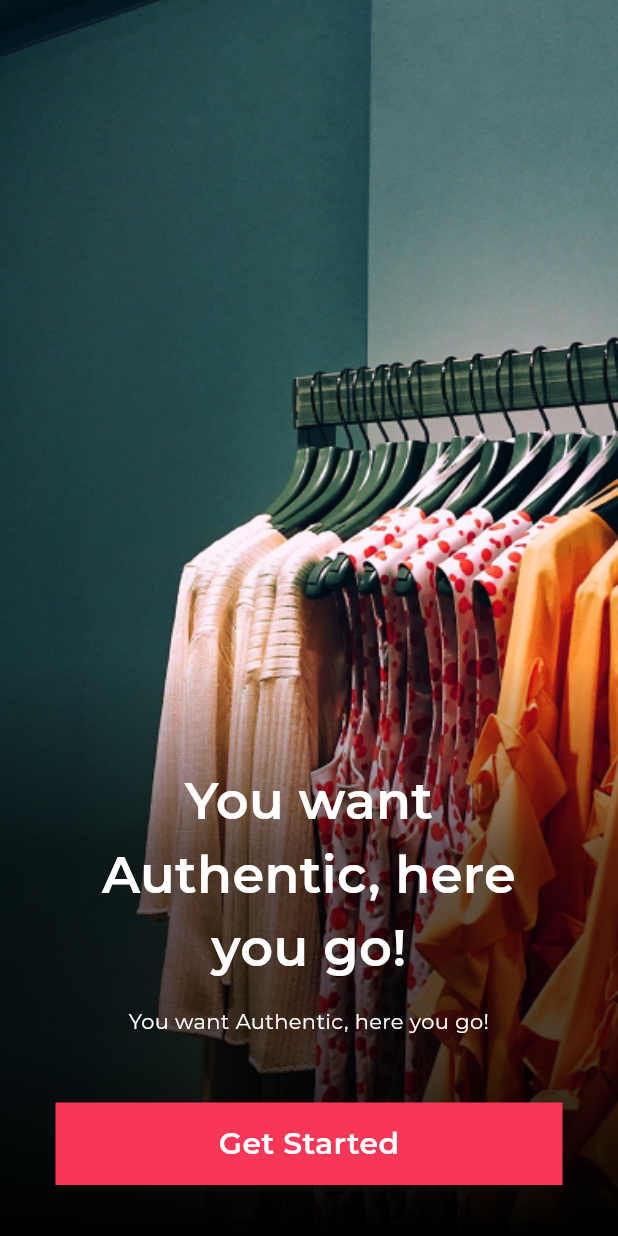
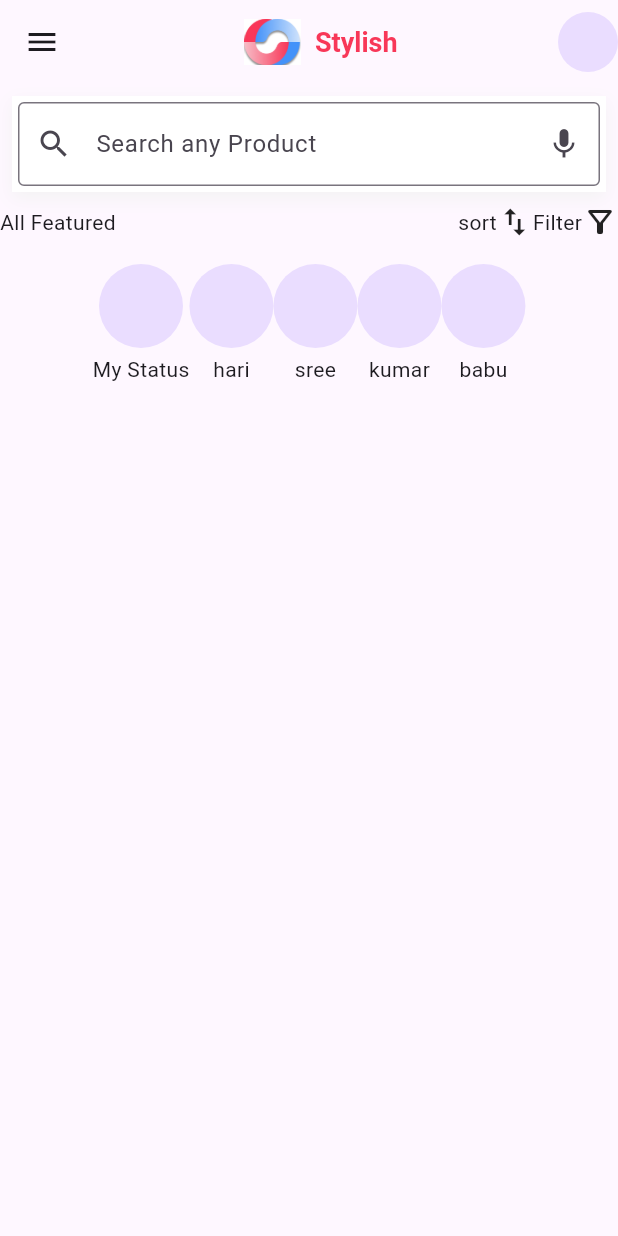
Before and after one commit to ABY4613/ecommerce_application_2, a Flutter app: the GetStartedScreen screen opened directly, after a tap on "Get Started", on a phone screen of 412 x 824 dp. Run offline on Flutter 3.47's test engine with Material 3 defaults, Android fonts, the phone set to English and light mode, and no system bars; our stand-ins replace google_fonts.

Commit message:
getstart_screen

```diff
--- a/lib/utilts/color_constants.dart
+++ b/lib/utilts/color_constants.dart
@@ -13,4 +13,7 @@ class ColorConstants{
 
 
 
+
+
+
 }
--- a/lib/view/getstart_screen/getstart_sceen.dart
+++ b/lib/view/getstart_screen/getstart_sceen.dart
@@ -1,6 +1,7 @@
 import 'package:ecommerce_application_2/utilts/color_constants.dart';
 import 'package:ecommerce_application_2/utilts/image.constants.dart';
 import 'package:ecommerce_application_2/view/global_widget/custom_botton.dart';
+import 'package:ecommerce_application_2/view/home_screen/home_screen.dart';
 import 'package:flutter/material.dart';
 import 'package:google_fonts/google_fonts.dart';
 
@@ -55,7 +56,9 @@ class GetStartedScreen extends StatelessWidget {
                   CustomButton(
                     buttonText: "Get Started",
                     onButtonPressed: () {
-
+                     Navigator.pushReplacement(
+        context, MaterialPageRoute(
+          builder: (context) => HomeScreen(),));
                     },
                   )
                 ],
--- a/lib/view/global_widget/custom_input_field.dart
+++ b/lib/view/global_widget/custom_input_field.dart
@@ -1,3 +1,5 @@
+// ignore_for_file: prefer_const_constructors, prefer_const_literals_to_create_immutables
+
 import 'package:ecommerce_application_2/utilts/color_constants.dart';
 import 'package:flutter/material.dart';
 
@@ -24,3 +26,46 @@ class custom_input_field extends StatelessWidget {
                );
   }
 }
+
+
+class custom_text_field extends StatelessWidget {
+  const custom_text_field({
+    super.key,
+  });
+
+  @override
+  Widget build(BuildContext context) {
+    return Container(
+     decoration: BoxDecoration(
+       color: Colors.white,
+        border: Border.all(
+                color: ColorConstants.WHITE,
+                width: 4,
+              ),
+       boxShadow: [
+         BoxShadow(
+           offset: Offset(0,4),
+           blurRadius: 9,
+           color: ColorConstants.GREYSHADE3,
+         )]),
+      child: TextField(
+           decoration:
+           InputDecoration(
+              prefixIcon: Icon(Icons.search),
+             hintText: 'Search any Product',
+             suffixIcon:  Icon(Icons.mic),
+             border: OutlineInputBorder(
+
+         borderSide: BorderSide(color: ColorConstants.WHITE),
+       ),
+
+
+
+
+
+             ),
+           ),
+
+          );
+  }
+}
--- a/lib/view/home_screen/home_screen.dart
+++ b/lib/view/home_screen/home_screen.dart
@@ -0,0 +1,160 @@
+// ignore_for_file: prefer_const_constructors, prefer_const_literals_to_create_immutables
+
+import 'package:ecommerce_application_2/utilts/color_constants.dart';
+import 'package:ecommerce_application_2/utilts/image.constants.dart';
+import 'package:ecommerce_application_2/view/global_widget/custom_input_field.dart';
+import 'package:flutter/material.dart';
+import 'package:google_fonts/google_fonts.dart';
+
+class HomeScreen extends StatefulWidget {
+  const HomeScreen({super.key});
+
+  @override
+  State<HomeScreen> createState() => _HomeScreenState();
+}
+
+class _HomeScreenState extends State<HomeScreen> {
+  final List <String> list =[
+"My Status",
+"hari",
+"sree",
+"kumar",
+"babu",
+
+  ];
+  @override
+  Widget build(BuildContext context) {
+    return Scaffold(
+      appBar: AppBar(
+        leading: Icon(Icons.menu),
+        title:  Row(
+          mainAxisAlignment: MainAxisAlignment.center,
+          children: [
+            Image.asset(
+              ImageConstants.MYAPPLOGO,
+              height: 31,
+              width: 38,
+              fit: BoxFit.fill,
+            ),
+            SizedBox(width: 9),
+            Text(
+              "Stylish",
+              style: GoogleFonts.libreCaslonText(
+                color: ColorConstants.PRIMARYCOLOR,
+                fontSize: 18,
+                fontWeight: FontWeight.bold
+              ),
+
+            ),
+          ],
+        ),
+        actions: [CircleAvatar()],
+        ),
+        body: Column(children: [
+           Padding(
+             padding: const EdgeInsets.all(8.0),
+             child: custom_text_field(),
+             ),
+             _buildAllFeaturedSection(),
+        ],
+        ),
+
+
+        );
+
+
+  }
+
+  Column _buildAllFeaturedSection() {
+    return Column(
+      children: [
+        Row(
+          children: [
+            Text("All Featured"),
+            Spacer(),
+            Container(
+              child: Row(
+                children: [Text("sort"), Icon(Icons.swap_vert)],
+              ),
+            ),
+            Container(
+              child: Row(
+                children: [Text("Filter"), Icon(Icons.filter_alt_outlined)],
+              ),
+            )
+          ],
+        ),
+        SizedBox(height: 16),
+        SingleChildScrollView(
+          scrollDirection: Axis.horizontal,
+          child: Row(
+            children: List.generate(
+              5,
+              (index) => Column(
+                children: [
+                  CircleAvatar(
+                    radius: 28,
+                  ),
+                  SizedBox(height: 4),
+                  Text(list[index],),
+                ],
+              ),
+            ),
+          ),
+        )
+      ],
+    );
+  }
+}
+
+
+
+
+
+
+
+
+
+
+
+
+
+
+
+
+
+
+
+
+
+
+
+
+
+
+
+
+
+
+
+
+
+
+
+
+
+
+
+
+
+
+
+
+
+
+
+ //  Spacer(),
+                //  Text("Sort"),
+                //  Icon(Icons.swap_vert),
+                //  Text("Filter"),
+                //   Icon(Icons.filter_alt_outlined),
```
